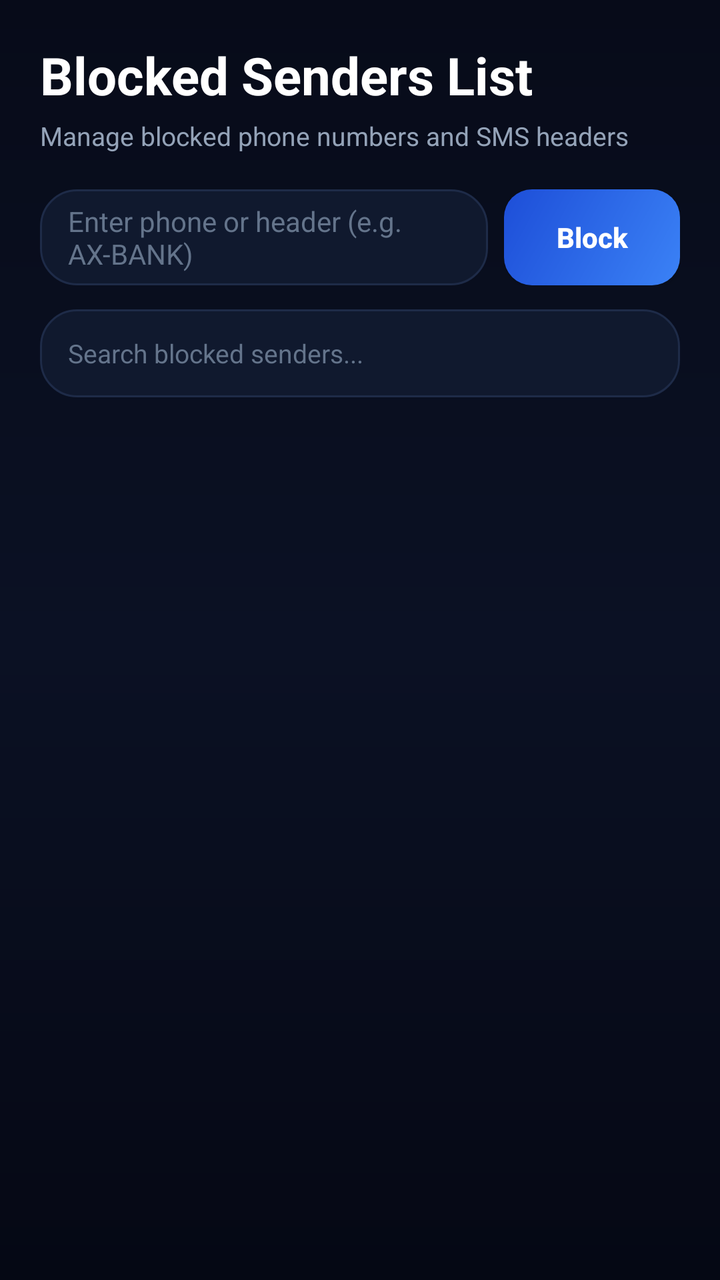
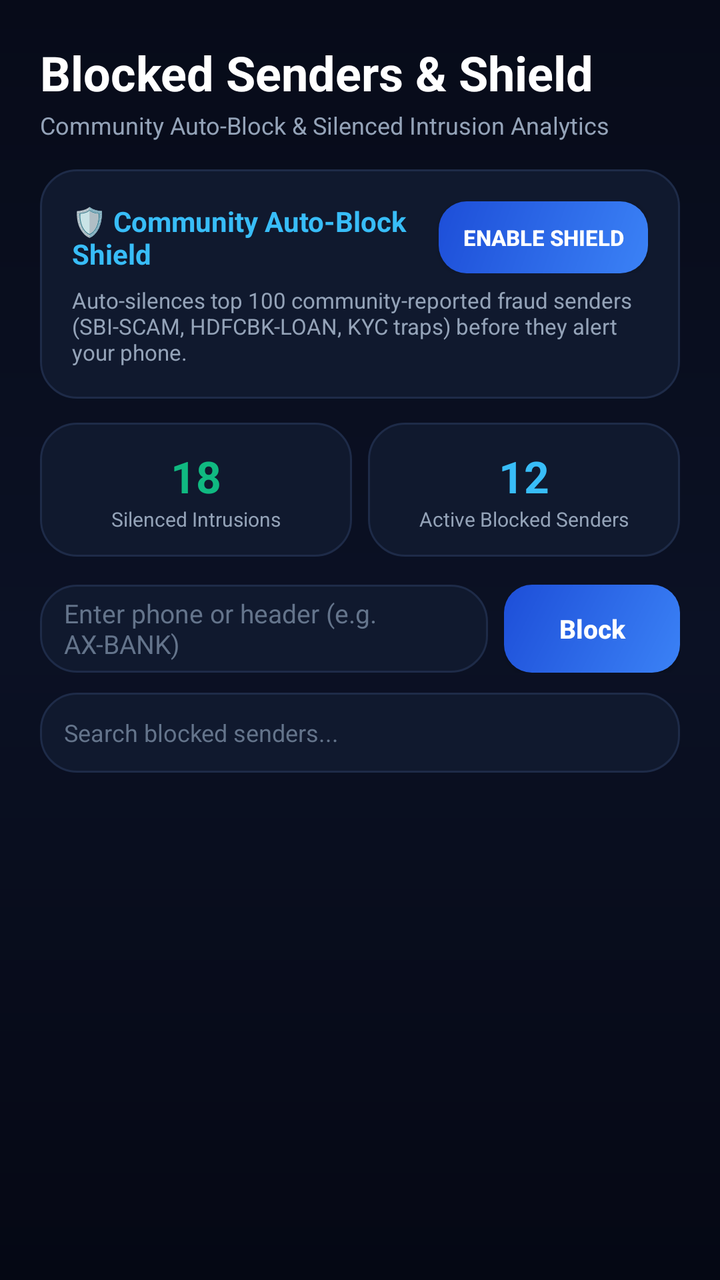

Before-and-after screenshots of an Android layout around one commit, followed by the original layout XML and the change that was made.
<!-- AndroidManifest.xml: application theme Theme.PhishGuard -->
<!-- res/layout/activity_blocked_senders.xml -->
<?xml version="1.0" encoding="utf-8"?>
<LinearLayout xmlns:android="http://schemas.android.com/apk/res/android"
    android:layout_width="match_parent"
    android:layout_height="match_parent"
    android:orientation="vertical"
    android:background="@drawable/bg_dark_gradient"
    android:padding="20dp">

    <TextView
        android:layout_width="wrap_content"
        android:layout_height="wrap_content"
        android:text="Blocked Senders List"
        android:textColor="#FFFFFF"
        android:textSize="26sp"
        android:textStyle="bold"/>

    <TextView
        android:layout_width="wrap_content"
        android:layout_height="wrap_content"
        android:text="Manage blocked phone numbers and SMS headers"
        android:textColor="#94A3B8"
        android:textSize="13sp"
        android:layout_marginTop="4dp"/>

    
    <LinearLayout
        android:layout_width="match_parent"
        android:layout_height="wrap_content"
        android:orientation="horizontal"
        android:layout_marginTop="18dp">

        <EditText
            android:id="@+id/etNewSender"
            android:layout_width="0dp"
            android:layout_height="48dp"
            android:layout_weight="1"
            android:hint="Enter phone or header (e.g. AX-BANK)"
            android:textColorHint="#64748B"
            android:textColor="#FFFFFF"
            android:textSize="14sp"
            android:background="@drawable/bg_card_dark"
            android:paddingStart="14dp"
            android:paddingEnd="14dp"/>

        <android.widget.Button
            android:id="@+id/btnAddBlocked"
            android:layout_width="wrap_content"
            android:layout_height="48dp"
            android:text="Block"
            android:textAllCaps="false"
            android:textSize="14sp"
            android:textStyle="bold"
            android:background="@drawable/bg_button_primary"
            android:textColor="#FFFFFF"
            android:layout_marginStart="8dp"/>

    </LinearLayout>

    
    <EditText
        android:id="@+id/etSearchBlocked"
        android:layout_width="match_parent"
        android:layout_height="44dp"
        android:hint="Search blocked senders..."
        android:textColorHint="#64748B"
        android:textColor="#FFFFFF"
        android:textSize="13sp"
        android:background="@drawable/bg_card_dark"
        android:paddingStart="14dp"
        android:paddingEnd="14dp"
        android:layout_marginTop="12dp"/>

    
    <LinearLayout
        android:id="@+id/layoutEmptyState"
        android:layout_width="match_parent"
        android:layout_height="0dp"
        android:layout_weight="1"
        android:orientation="vertical"
        android:gravity="center"
        android:visibility="gone">

        <TextView
            android:layout_width="wrap_content"
            android:layout_height="wrap_content"
            android:text="No blocked senders."
            android:textColor="#FFFFFF"
            android:textSize="18sp"
            android:textStyle="bold"/>

        <TextView
            android:layout_width="wrap_content"
            android:layout_height="wrap_content"
            android:text="Blocked senders will appear here."
            android:textColor="#94A3B8"
            android:textSize="14sp"
            android:layout_marginTop="4dp"/>

    </LinearLayout>

    
    <ScrollView
        android:layout_width="match_parent"
        android:layout_height="0dp"
        android:layout_weight="1"
        android:layout_marginTop="16dp">

        <LinearLayout
            android:id="@+id/layoutBlockedList"
            android:layout_width="match_parent"
            android:layout_height="wrap_content"
            android:orientation="vertical"/>

    </ScrollView>

</LinearLayout>
<!-- resources referenced by this layout -->
<resources>
  <!-- drawable bg_button_primary (drawable) -->
  <?xml version="1.0" encoding="utf-8"?>
  <shape xmlns:android="http://schemas.android.com/apk/res/android"
      android:shape="rectangle">
      <gradient
          android:angle="135"
          android:startColor="#3B82F6"
          android:endColor="#1D4ED8" />
      <corners android:radius="14dp" />
  </shape>
  <!-- drawable bg_card_dark (drawable) -->
  <?xml version="1.0" encoding="utf-8"?>
  <shape xmlns:android="http://schemas.android.com/apk/res/android"
      android:shape="rectangle">
      <solid android:color="#10192E" />
      <corners android:radius="18dp" />
      <stroke
          android:width="1dp"
          android:color="#1E2B48" />
  </shape>
  <!-- drawable bg_dark_gradient (drawable) -->
  <?xml version="1.0" encoding="utf-8"?>
  <shape xmlns:android="http://schemas.android.com/apk/res/android"
      android:shape="rectangle">
      <gradient
          android:angle="270"
          android:startColor="#070B19"
          android:centerColor="#0B1124"
          android:endColor="#050814" />
  </shape>
  <style name="Theme.PhishGuard" parent="Base.Theme.PhishGuard" />
  <style name="Base.Theme.PhishGuard" parent="Theme.Material3.DayNight.NoActionBar">
          
          
      </style>
</resources>

<!-- the commit's change to res/layout/activity_blocked_senders.xml (unified diff, before → after) -->
@@ -9,46 +9,160 @@
     <TextView
         android:layout_width="wrap_content"
         android:layout_height="wrap_content"
-        android:text="Blocked Senders List"
+        android:text="Blocked Senders &amp; Shield"
         android:textColor="#FFFFFF"
-        android:textSize="26sp"
+        android:textSize="24sp"
         android:textStyle="bold"/>
 
     <TextView
         android:layout_width="wrap_content"
         android:layout_height="wrap_content"
-        android:text="Manage blocked phone numbers and SMS headers"
+        android:text="Community Auto-Block &amp; Silenced Intrusion Analytics"
         android:textColor="#94A3B8"
-        android:textSize="13sp"
-        android:layout_marginTop="4dp"/>
+        android:textSize="12sp"
+        android:layout_marginTop="2dp"/>
+
+    
+    <LinearLayout
+        android:id="@+id/cardCommunityShield"
+        android:layout_width="match_parent"
+        android:layout_height="wrap_content"
+        android:orientation="vertical"
+        android:background="@drawable/bg_card_dark"
+        android:padding="16dp"
+        android:layout_marginTop="14dp">
+
+        <LinearLayout
+            android:layout_width="match_parent"
+            android:layout_height="wrap_content"
+            android:orientation="horizontal"
+            android:gravity="center_vertical">
+
+            <TextView
+                android:layout_width="0dp"
+                android:layout_height="wrap_content"
+                android:layout_weight="1"
+                android:text="🛡️ Community Auto-Block Shield"
+                android:textColor="#38BDF8"
+                android:textSize="14sp"
+                android:textStyle="bold"/>
+
+            <Button
+                android:id="@+id/btnToggleCommunityShield"
+                android:layout_width="wrap_content"
+                android:layout_height="36dp"
+                android:text="ENABLE SHIELD"
+                android:textSize="11sp"
+                android:textStyle="bold"
+                android:background="@drawable/bg_button_primary"
+                android:textColor="#FFFFFF"
+                android:paddingStart="12dp"
+                android:paddingEnd="12dp"/>
+
+        </LinearLayout>
+
+        <TextView
+            android:id="@+id/tvShieldSubtitle"
+            android:layout_width="wrap_content"
+            android:layout_height="wrap_content"
+            android:text="Auto-silences top 100 community-reported fraud senders (SBI-SCAM, HDFCBK-LOAN, KYC traps) before they alert your phone."
+            android:textColor="#94A3B8"
+            android:textSize="11sp"
+            android:layout_marginTop="6dp"/>
+
+    </LinearLayout>
 
     
     <LinearLayout
         android:layout_width="match_parent"
         android:layout_height="wrap_content"
         android:orientation="horizontal"
-        android:layout_marginTop="18dp">
+        android:layout_marginTop="12dp">
+
+        <LinearLayout
+            android:layout_width="0dp"
+            android:layout_height="wrap_content"
+            android:layout_weight="1"
+            android:orientation="vertical"
+            android:background="@drawable/bg_card_dark"
+            android:padding="12dp"
+            android:gravity="center">
+
+            <TextView
+                android:id="@+id/tvSilencedCount"
+                android:layout_width="wrap_content"
+                android:layout_height="wrap_content"
+                android:text="18"
+                android:textColor="#10B981"
+                android:textSize="22sp"
+                android:textStyle="bold"/>
+
+            <TextView
+                android:layout_width="wrap_content"
+                android:layout_height="wrap_content"
+                android:text="Silenced Intrusions"
+                android:textColor="#94A3B8"
+                android:textSize="10sp"/>
+
+        </LinearLayout>
+
+        <LinearLayout
+            android:layout_width="0dp"
+            android:layout_height="wrap_content"
+            android:layout_weight="1"
+            android:orientation="vertical"
+            android:background="@drawable/bg_card_dark"
+            android:padding="12dp"
+            android:gravity="center"
+            android:layout_marginStart="8dp">
+
+            <TextView
+                android:id="@+id/tvActiveBlockedCount"
+                android:layout_width="wrap_content"
+                android:layout_height="wrap_content"
+                android:text="12"
+                android:textColor="#38BDF8"
+                android:textSize="22sp"
+                android:textStyle="bold"/>
+
+            <TextView
+                android:layout_width="wrap_content"
+                android:layout_height="wrap_content"
+                android:text="Active Blocked Senders"
+                android:textColor="#94A3B8"
+                android:textSize="10sp"/>
+
+        </LinearLayout>
+
+    </LinearLayout>
+
+    
+    <LinearLayout
+        android:layout_width="match_parent"
+        android:layout_height="wrap_content"
+        android:orientation="horizontal"
+        android:layout_marginTop="14dp">
 
         <EditText
             android:id="@+id/etNewSender"
             android:layout_width="0dp"
-            android:layout_height="48dp"
+            android:layout_height="44dp"
             android:layout_weight="1"
             android:hint="Enter phone or header (e.g. AX-BANK)"
             android:textColorHint="#64748B"
             android:textColor="#FFFFFF"
-            android:textSize="14sp"
+            android:textSize="13sp"
             android:background="@drawable/bg_card_dark"
-            android:paddingStart="14dp"
-            android:paddingEnd="14dp"/>
+            android:paddingStart="12dp"
+            android:paddingEnd="12dp"/>
 
         <android.widget.Button
             android:id="@+id/btnAddBlocked"
             android:layout_width="wrap_content"
-            android:layout_height="48dp"
+            android:layout_height="44dp"
             android:text="Block"
             android:textAllCaps="false"
-            android:textSize="14sp"
+            android:textSize="13sp"
             android:textStyle="bold"
             android:background="@drawable/bg_button_primary"
             android:textColor="#FFFFFF"
@@ -60,15 +174,15 @@
     <EditText
         android:id="@+id/etSearchBlocked"
         android:layout_width="match_parent"
-        android:layout_height="44dp"
+        android:layout_height="40dp"
         android:hint="Search blocked senders..."
         android:textColorHint="#64748B"
         android:textColor="#FFFFFF"
-        android:textSize="13sp"
+        android:textSize="12sp"
         android:background="@drawable/bg_card_dark"
-        android:paddingStart="14dp"
-        android:paddingEnd="14dp"
-        android:layout_marginTop="12dp"/>
+        android:paddingStart="12dp"
+        android:paddingEnd="12dp"
+        android:layout_marginTop="10dp"/>
 
     
     <LinearLayout
@@ -85,7 +199,7 @@
             android:layout_height="wrap_content"
             android:text="No blocked senders."
             android:textColor="#FFFFFF"
-            android:textSize="18sp"
+            android:textSize="16sp"
             android:textStyle="bold"/>
 
         <TextView
@@ -93,7 +207,7 @@
             android:layout_height="wrap_content"
             android:text="Blocked senders will appear here."
             android:textColor="#94A3B8"
-            android:textSize="14sp"
+            android:textSize="13sp"
             android:layout_marginTop="4dp"/>
 
     </LinearLayout>
@@ -103,7 +217,7 @@
         android:layout_width="match_parent"
         android:layout_height="0dp"
         android:layout_weight="1"
-        android:layout_marginTop="16dp">
+        android:layout_marginTop="12dp">
 
         <LinearLayout
             android:id="@+id/layoutBlockedList"
